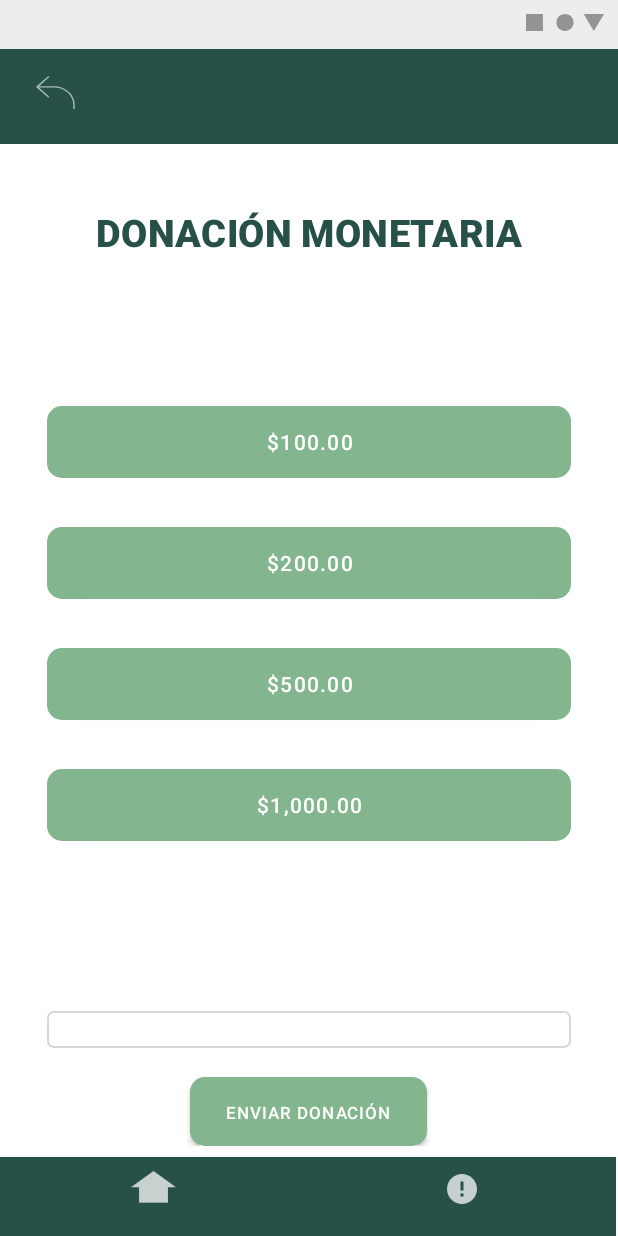
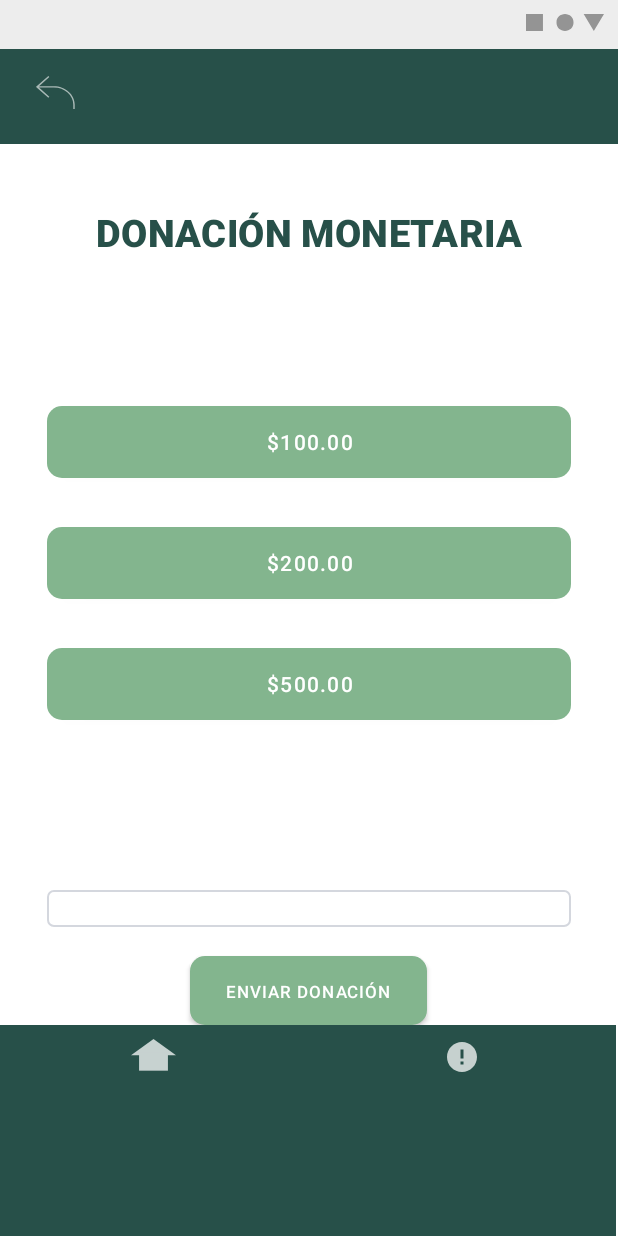
Before and after one commit to Hector-rob/AppBAMXV2, an Android app: the screen it shows after launch (DineroActivity), on a phone screen of 412 x 824 dp. Run offline under Robolectric (Android 15) with nearby library versions, the phone set to English and light mode, and no system bars; our stand-ins replace data binding; 4 statements that could not run were skipped.

Commit message:
Agregar funcionalidad botones y ocultar teclado al cargar (falta diseño)

```diff
--- a/app/src/main/AndroidManifest.xml
+++ b/app/src/main/AndroidManifest.xml
@@ -14,6 +14,7 @@
         android:roundIcon="@mipmap/ic_launcher_round"
         android:supportsRtl="true"
         android:theme="@style/Theme.MyApp"
+        android:windowSoftInputMode="stateHidden"
         android:usesCleartextTraffic="true">
 
         <!--
@@ -26,7 +27,8 @@
         <activity
             android:name=".modules.dinero.ui.DineroActivity"
             android:exported="true"
-            android:screenOrientation="portrait">
+            android:screenOrientation="portrait"
+            android:windowSoftInputMode="stateHidden">
             <intent-filter>
                 <action android:name="android.intent.action.MAIN" />
 
--- a/app/src/main/java/com/application/app/modules/dinero/ui/DineroActivity.kt
+++ b/app/src/main/java/com/application/app/modules/dinero/ui/DineroActivity.kt
@@ -38,6 +38,26 @@ class DineroActivity : BaseActivity<ActivityDineroBinding>(R.layout.activity_din
       startActivity(intent)
     }
 
+    binding.btn100Zero.setOnClickListener {
+      val intent = Intent(this, Stripe::class.java)
+      intent.putExtra("dinero",100)
+      startActivity(intent)
+    }
+
+    binding.btn200Zero.setOnClickListener {
+      val intent = Intent(this, Stripe::class.java)
+      intent.putExtra("dinero",200)
+      startActivity(intent)
+    }
+
+    binding.btn500Zero.setOnClickListener {
+      val intent = Intent(this, Stripe::class.java)
+      intent.putExtra("dinero",500)
+      startActivity(intent)
+    }
+
+
+
   }
 
   companion object {
--- a/app/src/main/res/layout/activity_dinero.xml
+++ b/app/src/main/res/layout/activity_dinero.xml
@@ -105,7 +105,7 @@
 
             <ScrollView
                 android:layout_width="match_parent"
-                android:layout_height="660dp">
+                android:layout_height="wrap_content">
 
                 <LinearLayout
                     android:layout_width="match_parent"
@@ -205,27 +205,6 @@
                         android:textAllCaps="true"
                         tools:text="@string/lbl_500_00" />
 
-                    <androidx.appcompat.widget.AppCompatButton
-                        android:id="@+id/btn1000Zero"
-                        style="@style/btnSolidRounded_2"
-                        android:layout_width="match_parent"
-                        android:layout_height="wrap_content"
-                        android:layout_marginStart="@dimen/_31pxh"
-                        android:layout_marginTop="@dimen/_29pxv"
-                        android:layout_marginEnd="@dimen/_31pxh"
-                        android:ellipsize="end"
-                        android:gravity="center"
-                        android:letterSpacing="0.06"
-                        android:lineSpacingExtra="@dimen/_1pxh"
-                        android:paddingStart="@dimen/_30pxh"
-                        android:paddingTop="@dimen/_12pxv"
-                        android:paddingEnd="@dimen/_30pxh"
-                        android:paddingBottom="@dimen/_12pxv"
-                        android:singleLine="true"
-                        android:text="@string/lbl_1_000_00"
-                        android:textAllCaps="true"
-                        tools:text="@string/lbl_1_000_00" />
-
                     <TextView
                         android:id="@+id/txtH5One"
                         style="@style/txt_2"
@@ -268,7 +247,7 @@
                         android:layout_marginEnd="@dimen/_31pxh"
                         android:background="@drawable/rectangle_bg_white_a700_border_bluegray_101_radius_4"
                         android:ellipsize="end"
-                        android:inputType="text"
+                        android:inputType="number"
                         android:singleLine="true"
                         android:text="@={dineroVM.dineroModel.etBoxValue}"
                         tools:ignore="Autofill" />
@@ -299,10 +278,12 @@
 
         </LinearLayout>
 
-        <FrameLayout
+        <RelativeLayout
             android:id="@+id/frameBottombar"
             android:layout_width="match_parent"
             android:layout_height="wrap_content"
+            android:layout_alignParentBottom="true"
+
             android:layout_marginEnd="@dimen/_1pxh"
             android:gravity="center_horizontal">
 
@@ -311,6 +292,7 @@
                 style="@style/groupStylebluegray_802"
                 android:layout_width="match_parent"
                 android:layout_height="match_parent"
+
                 android:orientation="horizontal">
 
                 <LinearLayout
@@ -397,6 +379,6 @@
                     </LinearLayout>
                 </LinearLayout>
             </LinearLayout>
-        </FrameLayout>
+        </RelativeLayout>
     </LinearLayout>
 </layout>
```
